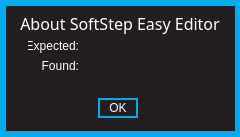
Before: the Qt Designer form standalone/ezpz/forms/aboutformWin.ui in Muse-Kinetics/softstep_editor, drawn with Qt 5.
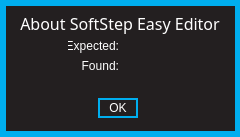
After: the same form once the commit is applied.

Commit message: -Fixed an alignment issue with the About screen on both Mac and Windows.

```diff
--- a/standalone/ezpz/forms/aboutformWin.ui
+++ b/standalone/ezpz/forms/aboutformWin.ui
@@ -195,7 +195,7 @@
     <widget class="QLabel" name="label">
      <property name="geometry">
       <rect>
-       <x>20</x>
+       <x>60</x>
        <y>30</y>
        <width>51</width>
        <height>16</height>
@@ -217,7 +217,7 @@
     <widget class="QLabel" name="label_2">
      <property name="geometry">
       <rect>
-       <x>20</x>
+       <x>60</x>
        <y>50</y>
        <width>51</width>
        <height>16</height>
@@ -271,7 +271,7 @@
     <widget class="QLabel" name="expected">
      <property name="geometry">
       <rect>
-       <x>80</x>
+       <x>120</x>
        <y>30</y>
        <width>111</width>
        <height>16</height>
@@ -293,7 +293,7 @@
     <widget class="QLabel" name="found">
      <property name="geometry">
       <rect>
-       <x>80</x>
+       <x>120</x>
        <y>50</y>
        <width>111</width>
        <height>16</height>
```
The commit also changes 2 other files.
